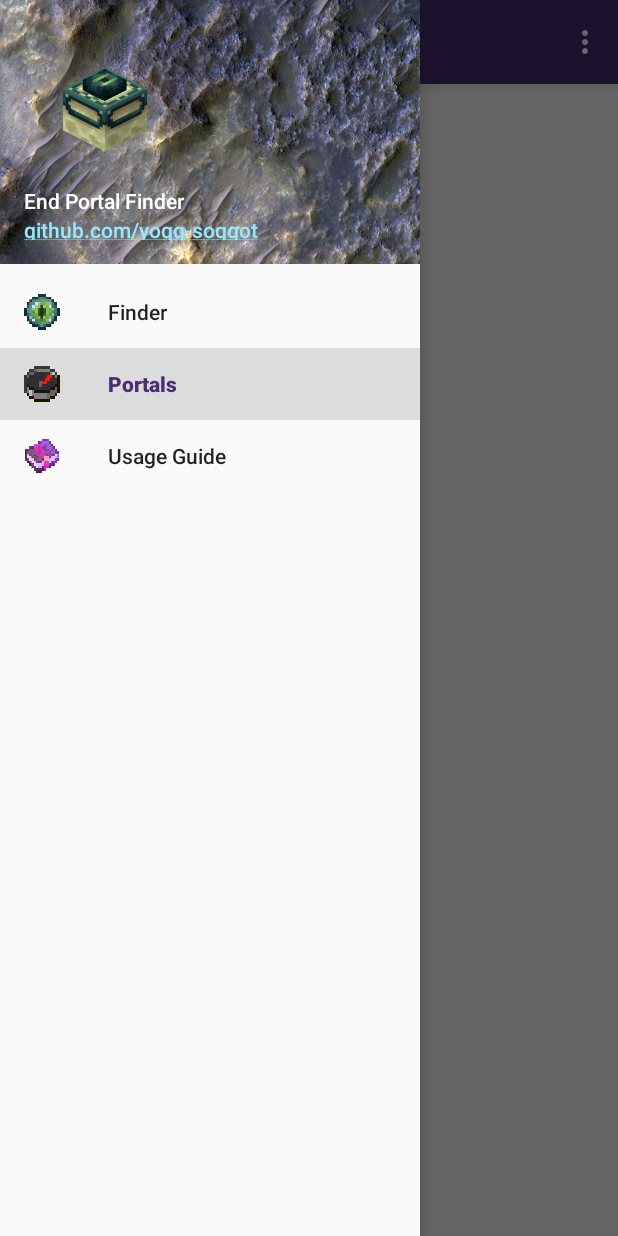
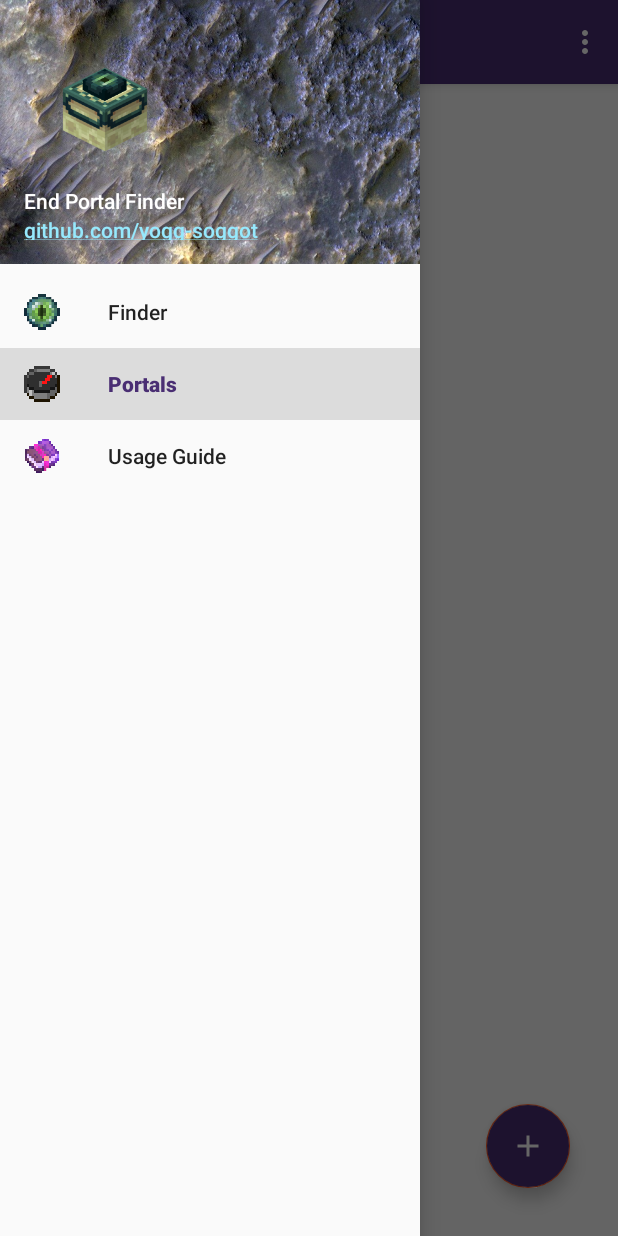
Before and after one commit to yogg-soggot/end_portal_finder, an Android app: the PortalsFragment screen opened through its navigation route, with the side drawer open, on a phone screen of 412 x 824 dp. Run offline under Robolectric (Android 15) with nearby library versions, the phone set to English and light mode, and no system bars; our stand-ins replace Dagger/Hilt's generated code, Room's generated code, navigation-ui; Roboto replaces fonts that are not available here.

Commit message:
Now you can add new portal directly

```diff
--- a/app/src/main/java/com/kthulhu/endportalfinder/domain/Repository.kt
+++ b/app/src/main/java/com/kthulhu/endportalfinder/domain/Repository.kt
@@ -12,6 +12,10 @@ class Repository @Inject constructor (
 ) {
     suspend fun savePortal(portal: Portal){
         dao.insert(portal.convertToEntity())
+    }
+
+    suspend fun savePortal(portal: PortalData){
+        dao.insert(portal)
     }
 
     fun loadPortals(): Flow<List<PortalData>> {
--- a/app/src/main/java/com/kthulhu/endportalfinder/ui/portals/PortalsFragment.kt
+++ b/app/src/main/java/com/kthulhu/endportalfinder/ui/portals/PortalsFragment.kt
@@ -11,6 +11,8 @@ import com.kthulhu.endportalfinder.R
 import com.kthulhu.endportalfinder.data.PortalData
 import com.kthulhu.endportalfinder.ui.MainActivity
 import com.kthulhu.endportalfinder.ui.MainViewModel
+import com.kthulhu.endportalfinder.ui.portals.editportal.EditPortalDialogFragment
+import com.kthulhu.endportalfinder.ui.portals.editportal.NewPortalDialogFragment
 import kotlinx.android.synthetic.main.fragment_portals.*
 import kotlinx.coroutines.flow.collect
 import kotlinx.coroutines.launch
@@ -42,6 +44,10 @@ class PortalsFragment : Fragment() {
                 adapter.setPortals(it)
             }
         }
+
+        btn_new_portal.setOnClickListener {
+            NewPortalDialogFragment().show(childFragmentManager, NewPortalDialogFragment.TAG)
+        }
     }
 
     private fun onRemoveClicked(portal: PortalData){
--- /dev/null
+++ b/app/src/main/res/drawable/ic_baseline_add_24.xml
@@ -0,0 +1,5 @@
+<vector android:height="24dp" android:tint="#FFFFFF"
+    android:viewportHeight="24" android:viewportWidth="24"
+    android:width="24dp" xmlns:android="http://schemas.android.com/apk/res/android">
+    <path android:fillColor="@android:color/white" android:pathData="M19,13h-6v6h-2v-6H5v-2h6V5h2v6h6v2z"/>
+</vector>
--- a/app/src/main/res/layout/fragment_portals.xml
+++ b/app/src/main/res/layout/fragment_portals.xml
@@ -3,6 +3,7 @@
     xmlns:android="http://schemas.android.com/apk/res/android"
     xmlns:app="http://schemas.android.com/apk/res-auto"
     xmlns:tools="http://schemas.android.com/tools"
+    tools:ignore="contentDescription"
     android:layout_width="match_parent"
     android:layout_height="match_parent"
     tools:context=".ui.portals.PortalsFragment">
@@ -14,5 +15,20 @@
         android:layout_marginStart="8dp"
         android:layout_marginEnd="8dp"
         app:layout_constraintEnd_toEndOf="parent"
-        app:layout_constraintStart_toStartOf="parent" />
+        app:layout_constraintStart_toStartOf="parent" >
+    </androidx.recyclerview.widget.RecyclerView>
+
+    <com.google.android.material.floatingactionbutton.FloatingActionButton
+        android:id="@+id/btn_new_portal"
+        android:layout_width="wrap_content"
+        android:layout_height="wrap_content"
+        android:layout_marginEnd="32dp"
+        android:layout_marginBottom="32dp"
+        android:backgroundTint="@color/colorPrimary"
+        android:clickable="true"
+        android:focusable="true"
+        android:src="@drawable/ic_baseline_add_24"
+        app:layout_constraintBottom_toBottomOf="parent"
+        app:layout_constraintEnd_toEndOf="parent" />
+
 </androidx.constraintlayout.widget.ConstraintLayout>
```
Also changed, not shown: app/src/main/java/com/kthulhu/endportalfinder/ui/MainViewModel.kt (+7 -1 lines), app/src/main/java/com/kthulhu/endportalfinder/ui/portals/editportal/BaseEditPortalDialog.kt (renamed from app/src/main/java/com/kthulhu/endportalfinder/ui/portals/EditPortalDialogFragment.kt, +20 -45 lines), app/src/main/java/com/kthulhu/endportalfinder/ui/portals/editportal/EditPortalDialogFragment.kt (added, +39 -0 lines), app/src/main/java/com/kthulhu/endportalfinder/ui/portals/editportal/NewPortalDialogFragment.kt (added, +27 -0 lines).
